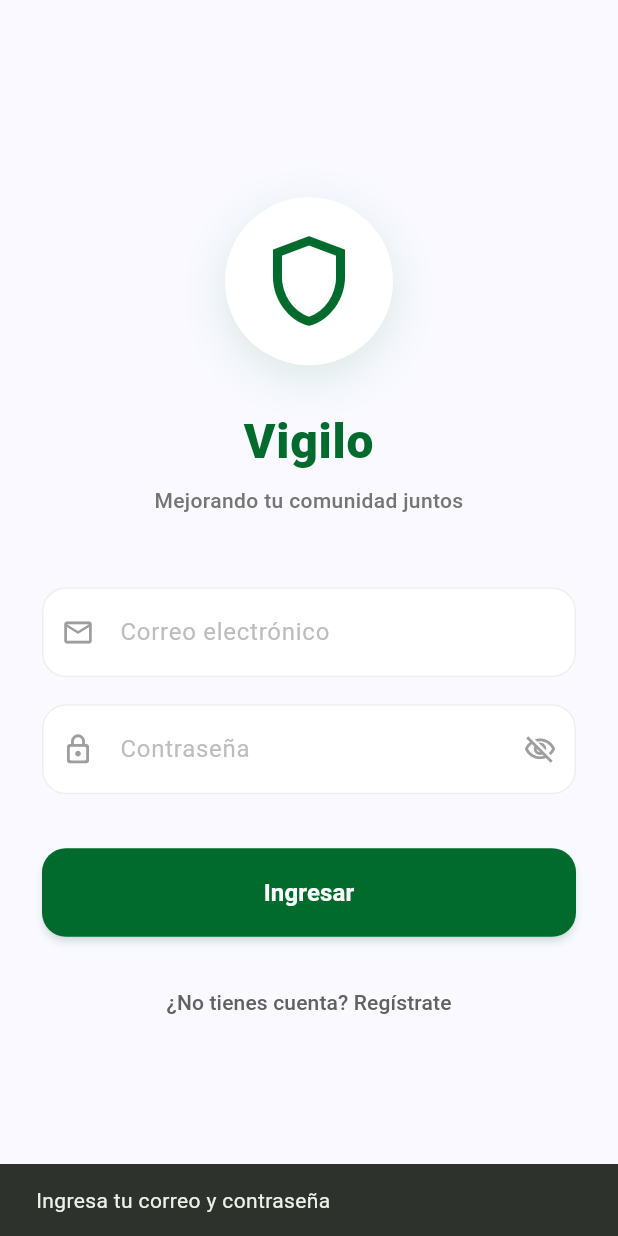
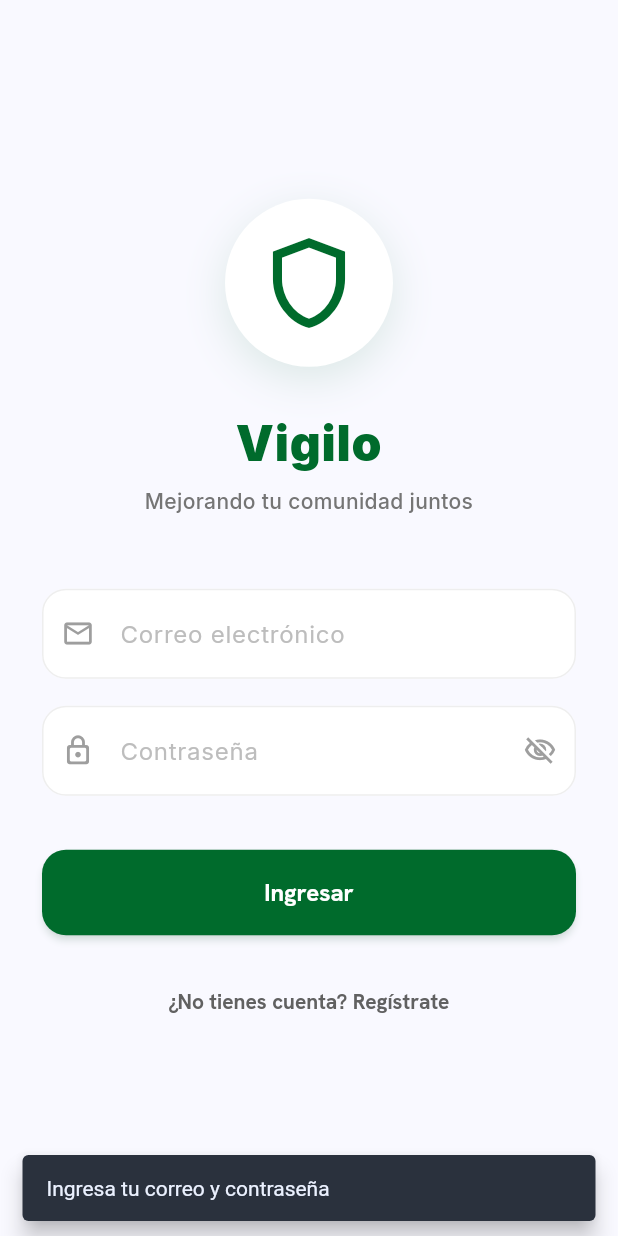
Before and after one commit to DAVV422/vigilo-app, a Flutter app: the screen it shows after launch, after a tap on "Ingresar", on a phone screen of 412 x 824 dp. Run offline on Flutter 3.47's test engine with Material 3 defaults, Android fonts, the phone set to English and light mode, and no system bars; our stand-ins replace dio, flutter_map, flutter_riverpod, flutter_secure_storage, geolocator, google_fonts and 3 more; network calls fail.

Commit message:
feat(theme): load Hanken Grotesk/Inter and define a shared ThemeData
DESIGN.md has specified Hanken Grotesk for headlines and Inter for body
text since this project started, but nothing ever loaded them — the app
ran on the default platform font (Roboto/San Francisco) and every
screen hand-rolled its own card/button/input decoration with whatever
radius felt right at the time (12, 16, 20, 24px all appear). The result
reads closer to a consumer rewards app than the "corporate, minimalist,
confident" feel the design system actually describes.

Adds google_fonts and a proper ThemeData: Hanken Grotesk for
display/headline/title styles (including button labels, per DESIGN.md's
"Labels set in Hanken Grotesk Bold"), Inter for body/label text, and
default Card/ElevatedButton/TextField/Chip theming using the radius
scale DESIGN.md already specifies (4px standard elements, 8px
containers) instead of each screen picking its own. AppTypography also
exposes a JetBrains Mono helper reserved for technical data (report
IDs, timestamps, coordinates) — not wired into the global text theme,
since that would incorrectly monospace ordinary UI chrome like nav
labels and chips.

This changes typography and default component styling everywhere at
once; it does not retrofit the radius/color choices already hardcoded
ad-hoc inside individual screens (a larger, separate pass).

Co-Authored-By: Claude Sonnet 5 <noreply@anthropic.com>

```diff
--- a/lib/main.dart
+++ b/lib/main.dart
@@ -1,7 +1,7 @@
 import 'package:flutter/material.dart';
 import 'package:flutter_riverpod/flutter_riverpod.dart';
 import 'presentation/screens/splash/splash_screen.dart';
-import 'theme/app_colors.dart';
+import 'theme/app_theme.dart';
 
 void main() {
   runApp(
@@ -19,14 +19,7 @@ class VigiloApp extends StatelessWidget {
     return MaterialApp(
       title: 'Vigilo',
       debugShowCheckedModeBanner: false,
-      theme: ThemeData(
-        colorScheme: ColorScheme.fromSeed(seedColor: AppColors.primary),
-        useMaterial3: true,
-        scaffoldBackgroundColor: AppColors.background,
-        bottomSheetTheme: const BottomSheetThemeData(
-          backgroundColor: Colors.transparent,
-        ),
-      ),
+      theme: AppTheme.light(),
       home: const SplashScreen(),
     );
   }
--- /dev/null
+++ b/lib/theme/app_theme.dart
@@ -0,0 +1,147 @@
+import 'package:flutter/material.dart';
+import 'package:google_fonts/google_fonts.dart';
+import 'app_colors.dart';
+import 'app_typography.dart';
+
+/// Tema global de Material construido a partir de los tokens documentados
+/// en DESIGN.md. Antes de esto cada pantalla definía su propio radio de
+/// borde (12, 16, 20, 24px sueltos) y color ad-hoc en vez de usar un tema
+/// compartido — esto concentra esas decisiones en un solo lugar para que
+/// todo nuevo widget (Card, TextField, ElevatedButton) sea consistente por
+/// defecto sin que cada pantalla tenga que repetir la decoración a mano.
+///
+/// Radios según DESIGN.md ("Shapes — Soft Level 1"): 4px para elementos
+/// estándar (botones, inputs), 8px para contenedores (cards, modales).
+class AppTheme {
+  AppTheme._();
+
+  static const double radiusStandard = 4;
+  static const double radiusContainer = 8;
+
+  static ThemeData light() {
+    final base = ThemeData(
+      useMaterial3: true,
+      colorScheme: ColorScheme.fromSeed(
+        seedColor: AppColors.primary,
+        primary: AppColors.primary,
+        onPrimary: AppColors.onPrimary,
+        secondary: AppColors.secondary,
+        onSecondary: AppColors.onSecondary,
+        tertiary: AppColors.tertiary,
+        error: AppColors.error,
+        onError: AppColors.onError,
+        surface: AppColors.surface,
+        onSurface: AppColors.onSurface,
+      ),
+    );
+
+    return base.copyWith(
+      scaffoldBackgroundColor: AppColors.background,
+      textTheme: AppTypography.textTheme(base.textTheme),
+      bottomSheetTheme: const BottomSheetThemeData(
+        backgroundColor: Colors.transparent,
+      ),
+      appBarTheme: AppBarTheme(
+        backgroundColor: AppColors.background,
+        foregroundColor: AppColors.onSurface,
+        elevation: 0,
+        centerTitle: false,
+        surfaceTintColor: Colors.transparent,
+        titleTextStyle: GoogleFonts.hankenGrotesk(
+          color: AppColors.onSurface,
+          fontWeight: FontWeight.w600,
+          fontSize: 18,
+        ),
+      ),
+      cardTheme: CardThemeData(
+        color: AppColors.surfaceContainerLowest,
+        elevation: 0,
+        margin: EdgeInsets.zero,
+        shape: RoundedRectangleBorder(
+          borderRadius: BorderRadius.circular(radiusContainer),
+          side: const BorderSide(color: AppColors.outlineVariant, width: 1),
+        ),
+      ),
+      elevatedButtonTheme: ElevatedButtonThemeData(
+        style: ElevatedButton.styleFrom(
+          backgroundColor: AppColors.primary,
+          foregroundColor: AppColors.onPrimary,
+          disabledBackgroundColor: AppColors.surfaceContainerHigh,
+          disabledForegroundColor: AppColors.outline,
+          elevation: 0,
+          padding: const EdgeInsets.symmetric(vertical: 16, horizontal: 20),
+          textStyle: AppTypography.buttonLabel(),
+          shape: RoundedRectangleBorder(
+            borderRadius: BorderRadius.circular(radiusStandard),
+          ),
+        ),
+      ),
+      outlinedButtonTheme: OutlinedButtonThemeData(
+        style: OutlinedButton.styleFrom(
+          foregroundColor: AppColors.onSurface,
+          side: const BorderSide(color: AppColors.outlineVariant),
+          padding: const EdgeInsets.symmetric(vertical: 16, horizontal: 20),
+          textStyle: AppTypography.buttonLabel(color: AppColors.onSurface),
+          shape: RoundedRectangleBorder(
+            borderRadius: BorderRadius.circular(radiusStandard),
+          ),
+        ),
+      ),
+      textButtonTheme: TextButtonThemeData(
+        style: TextButton.styleFrom(
+          foregroundColor: AppColors.primary,
+          textStyle: AppTypography.buttonLabel(fontSize: 14),
+        ),
+      ),
+      inputDecorationTheme: InputDecorationTheme(
+        filled: true,
+        fillColor: AppColors.surfaceContainerLowest,
+        contentPadding: const EdgeInsets.symmetric(horizontal: 16, vertical: 14),
+        border: OutlineInputBorder(
+          borderRadius: BorderRadius.circular(radiusStandard),
+          borderSide: const BorderSide(color: AppColors.outlineVariant),
+        ),
+        enabledBorder: OutlineInputBorder(
+          borderRadius: BorderRadius.circular(radiusStandard),
+          borderSide: const BorderSide(color: AppColors.outlineVariant),
+        ),
+        focusedBorder: OutlineInputBorder(
+          borderRadius: BorderRadius.circular(radiusStandard),
+          borderSide: const BorderSide(color: AppColors.primary, width: 1.5),
+        ),
+        errorBorder: OutlineInputBorder(
+          borderRadius: BorderRadius.circular(radiusStandard),
+          borderSide: const BorderSide(color: AppColors.error),
+        ),
+        hintStyle: const TextStyle(color: AppColors.outline),
+      ),
+      chipTheme: base.chipTheme.copyWith(
+        backgroundColor: AppColors.surfaceContainerLow,
+        selectedColor: AppColors.primary,
+        labelStyle: const TextStyle(color: AppColors.onSurface, fontSize: 13),
+        secondaryLabelStyle: const TextStyle(color: AppColors.onPrimary, fontSize: 13),
+        shape: const StadiumBorder(),
+        side: const BorderSide(color: AppColors.outlineVariant),
+      ),
+      dividerTheme: const DividerThemeData(
+        color: AppColors.outlineVariant,
+        thickness: 1,
+        space: 32,
+      ),
+      dialogTheme: DialogThemeData(
+        backgroundColor: AppColors.surfaceContainerLowest,
+        shape: RoundedRectangleBorder(
+          borderRadius: BorderRadius.circular(radiusContainer),
+        ),
+      ),
+      snackBarTheme: SnackBarThemeData(
+        backgroundColor: AppColors.inverseSurface,
+        contentTextStyle: TextStyle(color: AppColors.inverseOnSurface),
+        behavior: SnackBarBehavior.floating,
+        shape: RoundedRectangleBorder(
+          borderRadius: BorderRadius.circular(radiusStandard),
+        ),
+      ),
+    );
+  }
+}
--- /dev/null
+++ b/lib/theme/app_typography.dart
@@ -0,0 +1,67 @@
+import 'package:flutter/material.dart';
+import 'package:google_fonts/google_fonts.dart';
+import 'app_colors.dart';
+
+/// Tipografía del design system (ver DESIGN.md): Hanken Grotesk para
+/// titulares (voz de marca), Inter para texto funcional/contenido generado
+/// por usuarios, y JetBrains Mono reservado estrictamente para datos
+/// técnicos (IDs de reporte, timestamps, coordenadas) — nunca para texto de
+/// interfaz general como botones, tabs o chips.
+///
+/// Antes de esto la app no cargaba ninguna tipografía propia y caía en la
+/// fuente del sistema (Roboto/San Francisco), lo que diluye por completo la
+/// identidad del design system ya documentado.
+class AppTypography {
+  AppTypography._();
+
+  static TextTheme textTheme(TextTheme base) {
+    final hanken = GoogleFonts.hankenGroteskTextTheme(base);
+    final inter = GoogleFonts.interTextTheme(base);
+
+    return inter.copyWith(
+      displayLarge: hanken.displayLarge?.copyWith(fontWeight: FontWeight.w700),
+      displayMedium: hanken.displayMedium?.copyWith(fontWeight: FontWeight.w700),
+      displaySmall: hanken.displaySmall?.copyWith(fontWeight: FontWeight.w700),
+      headlineLarge: hanken.headlineLarge?.copyWith(
+        fontWeight: FontWeight.w700,
+        letterSpacing: -0.02,
+      ),
+      headlineMedium: hanken.headlineMedium?.copyWith(
+        fontWeight: FontWeight.w600,
+        letterSpacing: -0.01,
+      ),
+      headlineSmall: hanken.headlineSmall?.copyWith(fontWeight: FontWeight.w600),
+      titleLarge: hanken.titleLarge?.copyWith(fontWeight: FontWeight.w600),
+      titleMedium: hanken.titleMedium?.copyWith(fontWeight: FontWeight.w600),
+      titleSmall: hanken.titleSmall?.copyWith(fontWeight: FontWeight.w600),
+      // bodyLarge/Medium/Small y labelLarge/Medium/Small quedan en Inter
+      // (ya aplicado por GoogleFonts.interTextTheme como base).
+    );
+  }
+
+  /// Uso explícito en botones primarios/secundarios — DESIGN.md especifica
+  /// "Labels set in Hanken Grotesk Bold" para botones, distinto del resto
+  /// de la UI funcional que usa Inter.
+  static TextStyle buttonLabel({Color? color, double fontSize = 15}) {
+    return GoogleFonts.hankenGrotesk(
+      fontWeight: FontWeight.w700,
+      fontSize: fontSize,
+      color: color,
+    );
+  }
+
+  /// Para IDs de reporte, timestamps y coordenadas — nunca para texto de
+  /// interfaz general (ver nota de clase).
+  static TextStyle technical({
+    double fontSize = 12,
+    Color color = AppColors.onSurfaceVariant,
+    FontWeight weight = FontWeight.w500,
+  }) {
+    return GoogleFonts.jetBrainsMono(
+      fontSize: fontSize,
+      color: color,
+      fontWeight: weight,
+      letterSpacing: 0.2,
+    );
+  }
+}
--- a/pubspec.yaml
+++ b/pubspec.yaml
@@ -44,6 +44,7 @@ dependencies:
   intl: ^0.20.3
   dio: ^5.7.0
   flutter_secure_storage: ^9.2.2
+  google_fonts: ^6.2.1
 
 dev_dependencies:
   flutter_test:
```
Also changed, not shown: pubspec.lock.
